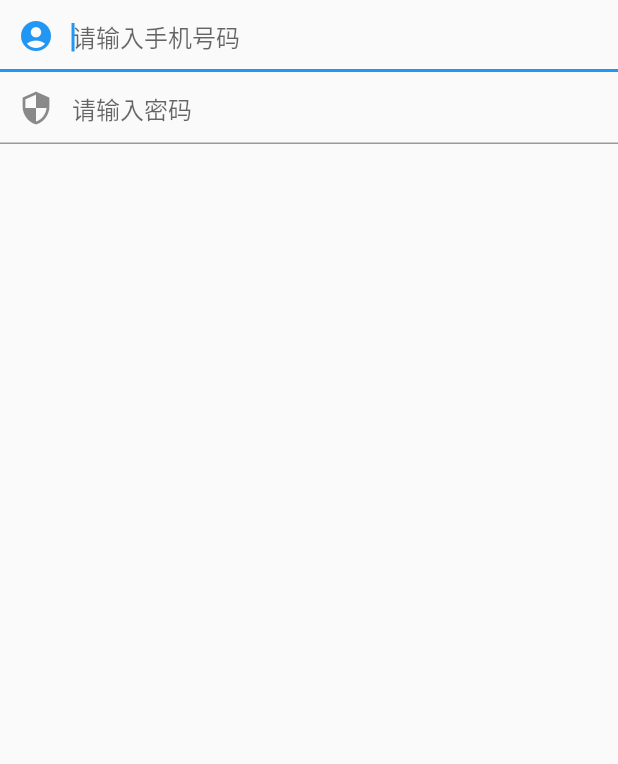
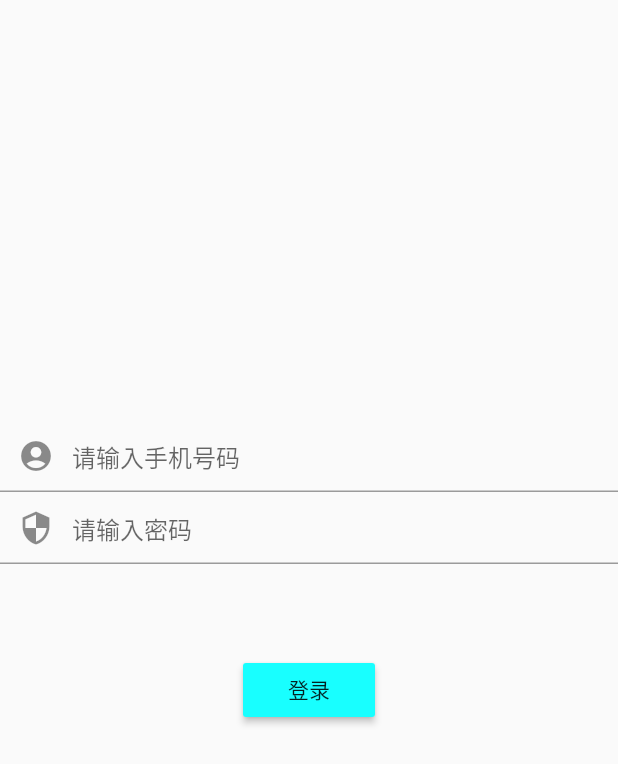
Before and after one commit to guotingzhu/flutter_sparrow, a Flutter app: the LoginPage screen opened by its route, on a phone screen of 412 x 824 dp. Shown: the top 764 px of the screen. Run offline on Flutter 3.47's test engine with Material 2 defaults, Android fonts, the light colour scheme and no system bars; drawn by our look-alikes of oktoast.

Commit message:
*)增加按钮、pading、margin、toast等控件

```diff
--- a/lib/login/login_page.dart
+++ b/lib/login/login_page.dart
@@ -1,25 +1,21 @@
 import 'package:flutter/material.dart';
 import 'package:flutter_sparrow/widgets/login_text_filed.dart';
-
+import 'package:oktoast/oktoast.dart';
 
 class LoginPage extends StatefulWidget {
-
-
   @override
   LoginPageState createState() {
     return new LoginPageState();
   }
-
 }
 
-class LoginPageState extends State<LoginPage>{
-
+class LoginPageState extends State<LoginPage> {
   @override
   Widget build(BuildContext context) {
     return new Scaffold(
       body: Center(
-
         child: Column(
+          mainAxisAlignment: MainAxisAlignment.center,
           children: <Widget>[
             SwTextFiled(
               hintText: "请输入手机号码",
@@ -29,10 +25,20 @@ class LoginPageState extends State<LoginPage>{
               hintText: "请输入密码",
               prefixIcon: Icon(Icons.security),
             ),
+            Container(
+              margin: EdgeInsets.all(60),
+              child: RaisedButton(
+                onPressed: () => {showToast("Opps!金将军按下了核弹11")},
+                padding: EdgeInsets.all(5),
+                color: Colors.cyanAccent,
+                child: Text(
+                  '登录',
+                ),
+              ),
+            ),
           ],
         ),
       ),
     );
   }
-
 }
--- a/lib/widgets/login_text_filed.dart
+++ b/lib/widgets/login_text_filed.dart
@@ -29,7 +29,6 @@ class SwTextFiledState extends State<SwTextFiled>{
           hintText: widget.hintText,
           prefixIcon: widget.prefixIcon,
           fillColor: Colors.white),
-      autofocus: true,
       textAlign: TextAlign.start,
     );
   }
```
Also changed, not shown: lib/main.dart (+10 -5 lines), pubspec.lock, 3 other files.
